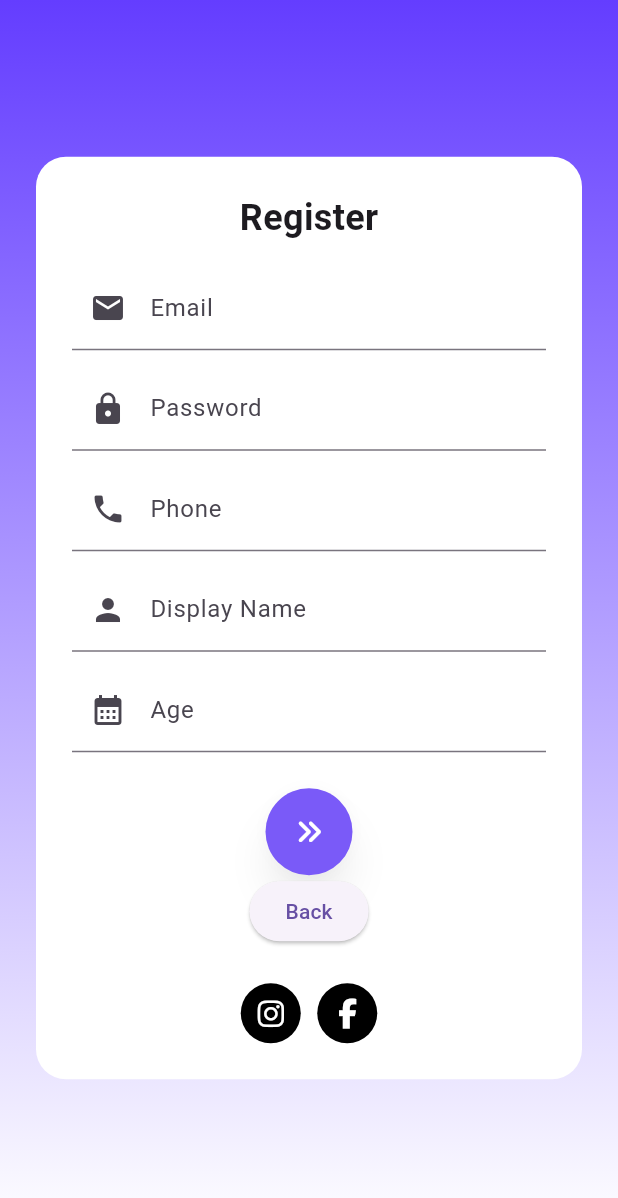
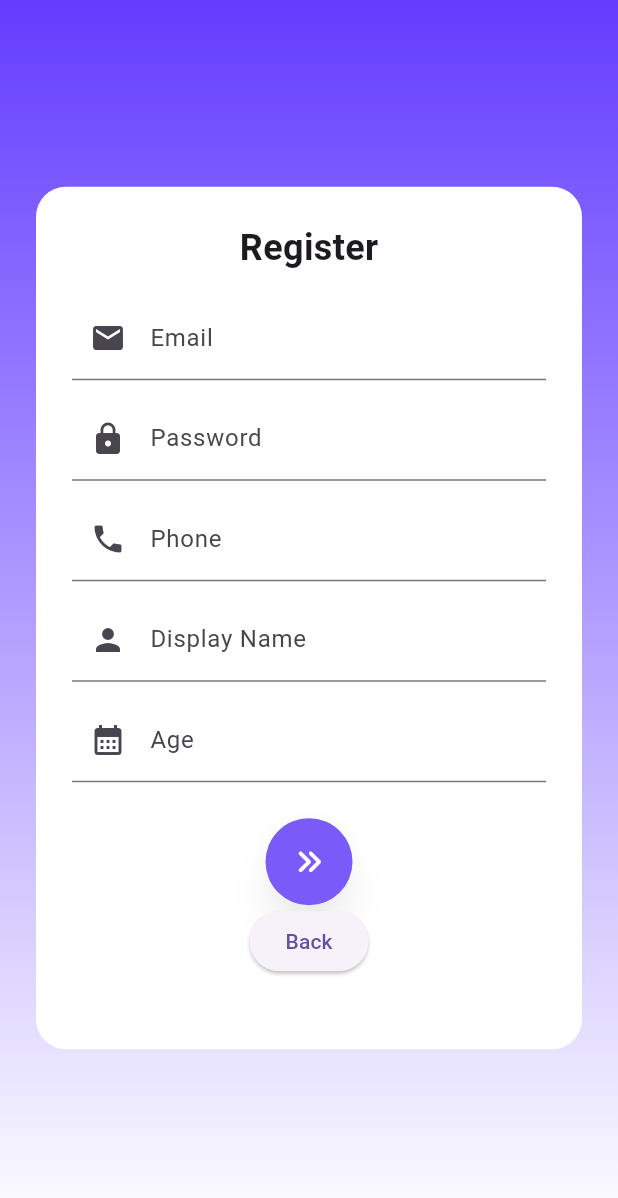
Before and after one commit to tigerex/DATTLT_A, a Flutter app: the screen it shows after launch, after a tap on "Register", on a phone screen of 412 x 824 dp. Shown: the top 1198 px of the screen. Run offline on Flutter 3.47's test engine with Material 3 defaults, Android fonts, the phone set to English and light mode, and no system bars; our stand-ins replace firebase_core, flutter_svg, font_awesome_flutter, image_picker, shared_preferences; accounts and stored records are empty; network calls fail.

Commit message:
hide social buttons

```diff
--- a/frontend/lib/screens/login.dart
+++ b/frontend/lib/screens/login.dart
@@ -270,9 +270,9 @@ class _LoginPageState extends State<LoginScreen> {
                   Row(
                     mainAxisAlignment: MainAxisAlignment.center,
                     children: const [
-                      SocialIcon(icon: FontAwesomeIcons.instagram),
+                      // SocialIcon(icon: FontAwesomeIcons.instagram),
                       SizedBox(width: 16),
-                      SocialIcon(icon: FontAwesomeIcons.facebookF),
+                      // SocialIcon(icon: FontAwesomeIcons.facebookF),
                     ],
                   ),
                 ],
--- a/frontend/lib/screens/register.dart
+++ b/frontend/lib/screens/register.dart
@@ -170,14 +170,14 @@ class _RegisterPageState extends State<RegisterScreen> {
                   ),
 
                   const SizedBox(height: 24),
-                  Row(
-                    mainAxisAlignment: MainAxisAlignment.center,
-                    children: const [
-                      SocialIcon(icon: FontAwesomeIcons.instagram),
-                      SizedBox(width: 11),
-                      SocialIcon(icon: FontAwesomeIcons.facebookF),
-                    ],
-                  ),
+                  // Row(
+                  //   mainAxisAlignment: MainAxisAlignment.center,
+                  //   children: const [
+                  //     SocialIcon(icon: FontAwesomeIcons.instagram),
+                  //     SizedBox(width: 11),
+                  //     SocialIcon(icon: FontAwesomeIcons.facebookF),
+                  //   ],
+                  // ),
                 ],
               ),
             ),
```
